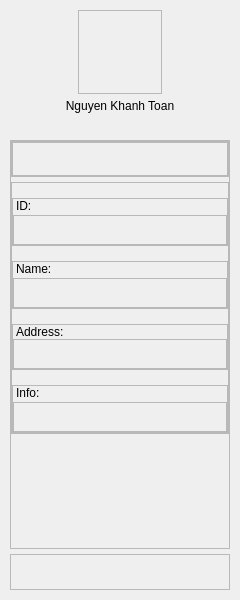
Above: gui/uis/columns/right_column.ui from NoodleGodz/Final-Project-Python before the change. Below: the same form after it.
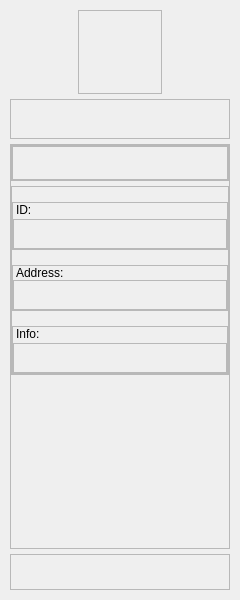
That is the form after the change.

Commit message: Add customers search form

What changed in the file:
```diff
--- a/gui/uis/columns/right_column.ui
+++ b/gui/uis/columns/right_column.ui
@@ -91,31 +91,36 @@
         </widget>
        </item>
        <item>
-        <widget class="QLabel" name="label">
+        <widget class="QFrame" name="frame_cstmr_name">
          <property name="maximumSize">
           <size>
            <width>16777215</width>
-           <height>36</height>
+           <height>40</height>
           </size>
          </property>
-         <property name="styleSheet">
-          <string notr="true">font: 16pt &quot;Ubuntu&quot;;</string>
+         <property name="frameShape">
+          <enum>QFrame::StyledPanel</enum>
          </property>
-         <property name="text">
-          <string>Nguyen Khanh Toan</string>
+         <property name="frameShadow">
+          <enum>QFrame::Raised</enum>
          </property>
-         <property name="textFormat">
-          <enum>Qt::MarkdownText</enum>
-         </property>
-         <property name="scaledContents">
-          <bool>true</bool>
-         </property>
-         <property name="alignment">
-          <set>Qt::AlignHCenter|Qt::AlignTop</set>
-         </property>
-         <property name="margin">
-          <number>5</number>
-         </property>
+         <layout class="QVBoxLayout" name="layout_cstmr_name_input">
+          <property name="spacing">
+           <number>0</number>
+          </property>
+          <property name="leftMargin">
+           <number>0</number>
+          </property>
+          <property name="topMargin">
+           <number>0</number>
+          </property>
+          <property name="rightMargin">
+           <number>0</number>
+          </property>
+          <property name="bottomMargin">
+           <number>0</number>
+          </property>
+         </layout>
         </widget>
        </item>
        <item>
@@ -320,97 +325,6 @@
                </layout>
               </widget>
              </item>
-             <item>
-              <widget class="QFrame" name="frame_cstmr_name">
-               <property name="maximumSize">
-                <size>
-                 <width>16777215</width>
-                 <height>60</height>
-                </size>
-               </property>
-               <property name="frameShape">
-                <enum>QFrame::StyledPanel</enum>
-               </property>
-               <property name="frameShadow">
-                <enum>QFrame::Raised</enum>
-               </property>
-               <layout class="QVBoxLayout" name="verticalLayout_7">
-                <property name="spacing">
-                 <number>2</number>
-                </property>
-                <property name="leftMargin">
-                 <number>0</number>
-                </property>
-                <property name="topMargin">
-                 <number>0</number>
-                </property>
-                <property name="rightMargin">
-                 <number>0</number>
-                </property>
-                <property name="bottomMargin">
-                 <number>0</number>
-                </property>
-                <item>
-                 <widget class="QLabel" name="label_4">
-                  <property name="maximumSize">
-                   <size>
-                    <width>16777215</width>
-                    <height>16777215</height>
-                   </size>
-                  </property>
-                  <property name="styleSheet">
-                   <string notr="true">font: 11pt &quot;Ubuntu&quot;;</string>
-                  </property>
-                  <property name="text">
-                   <string>Name:</string>
-                  </property>
-                  <property name="indent">
-                   <number>3</number>
-                  </property>
-                 </widget>
-                </item>
-                <item>
-                 <widget class="QFrame" name="frame_cstmr_name_input">
-                  <property name="minimumSize">
-                   <size>
-                    <width>0</width>
-                    <height>30</height>
-                   </size>
-                  </property>
-                  <property name="maximumSize">
-                   <size>
-                    <width>16777215</width>
-                    <height>30</height>
-                   </size>
-                  </property>
-                  <property name="frameShape">
-                   <enum>QFrame::StyledPanel</enum>
-                  </property>
-                  <property name="frameShadow">
-                   <enum>QFrame::Raised</enum>
-                  </property>
-                  <layout class="QVBoxLayout" name="layout_cstmr_name_input_2">
-                   <property name="spacing">
-                    <number>0</number>
-                   </property>
-                   <property name="leftMargin">
-                    <number>0</number>
-                   </property>
-                   <property name="topMargin">
-                    <number>0</number>
-                   </property>
-                   <property name="rightMargin">
-                    <number>0</number>
-                   </property>
-                   <property name="bottomMargin">
-                    <number>0</number>
-                   </property>
-                  </layout>
-                 </widget>
-                </item>
-               </layout>
-              </widget>
-             </item>
              <item>
               <widget class="QFrame" name="frame_cstmr_address">
                <property name="maximumSize">
```
Left out of the diff: 2 changed lines with no effect on the pictures. The commit also changes 7 other files.
